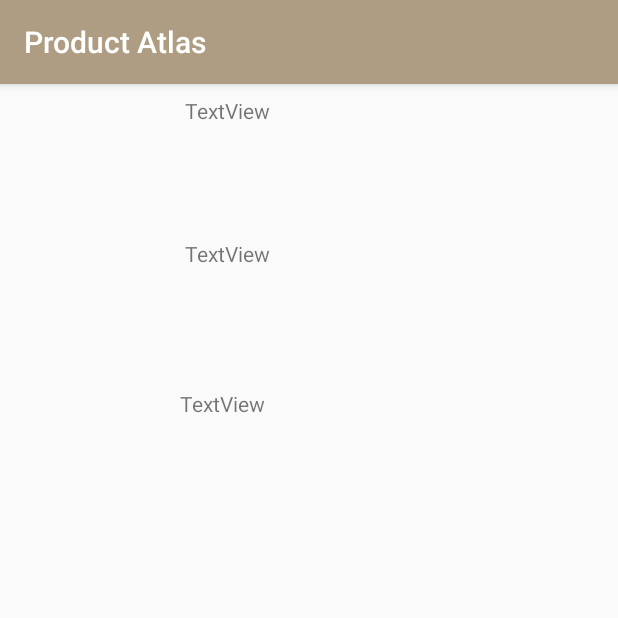
After one commit to iansinphi/ProductAtlas, an Android app: the infoScreen screen opened directly, with no data from a screen before it, on a phone screen of 412 x 824 dp, the top half of it. The commit adds this screen. Run offline under Robolectric (Android 15) with nearby library versions, the phone set to English and light mode, and no system bars; 6 statements that could not run were skipped.

Commit message:
I added Jesse's Info Screen. We cannot access it yet though until we get a blip to click to go to it.
I fixed the on-screen enter button so that it goes to the Inventory Screen upon tapping, from Main / the map screen.

```diff
--- a/app/build.gradle
+++ b/app/build.gradle
@@ -42,4 +42,5 @@ dependencies {
     implementation 'com.android.support:design:28.0.0'
 //    implementation 'com.android.support.constraint:constraint-layout:1.1.2'
     implementation 'com.miguelcatalan:materialsearchview:1.4.0'
+//    implementation 'com.google.code.gson:gson:2.6.2'
 }
--- a/app/src/main/AndroidManifest.xml
+++ b/app/src/main/AndroidManifest.xml
@@ -16,6 +16,8 @@ package="com.example.productatlas">
             android:name="android.support.PARENT_ACTIVITY"
             android:value="com.example.productatlas.MainActivity" />
     </activity>
+
+    <activity android:name=".infoScreen" />
 
     <activity android:name=".MainActivity">
         <intent-filter>
--- a/app/src/main/java/com/example/productatlas/Inventory.java
+++ b/app/src/main/java/com/example/productatlas/Inventory.java
@@ -4,6 +4,8 @@ import android.support.v7.app.AppCompatActivity;
 import android.os.Bundle;
 import android.util.Log;
 import android.widget.TextView;
+
+//import com.google.gson.Gson;
 
 public class Inventory extends AppCompatActivity {
 
@@ -19,6 +21,8 @@ public class Inventory extends AppCompatActivity {
             String queryType = b.getString("queryType");
             String categoryQuery = null;
             String itemQuery = null;
+
+//            DBHandler dbHandler = new Gson().fromJson("DBHandler", DBHandler.class);
 
             //If user selected item in the Search by Category Screen. This means the query is a
             //preselected category, which should automatically contain at least one item in the
--- /dev/null
+++ b/app/src/main/java/com/example/productatlas/infoScreen.java
@@ -0,0 +1,51 @@
+package com.example.productatlas;
+
+import android.os.Bundle;
+import android.support.v7.app.AppCompatActivity;
+import android.util.Log;
+import android.widget.TextView;
+
+public class infoScreen extends AppCompatActivity {
+
+
+    @Override
+    protected void onCreate(Bundle savedInstanceState) {
+        super.onCreate(savedInstanceState);
+        setContentView(R.layout.activity_info_screen);
+
+        String itemName;
+        String price;
+        String quantity;
+        String type;
+
+        Bundle extras = getIntent().getExtras();
+
+        String[] itemInfo = extras.getStringArray("itemInfo");
+
+        for(String item:itemInfo){
+            Log.i("infoScreen", String.valueOf(item));
+
+            if (itemInfo[0] == item){
+                itemName = item;
+                TextView firstNameView = (TextView) findViewById(R.id.nameView);
+                firstNameView.setText("Name of Item: " + itemName);
+            }
+            else if (itemInfo[1] == item){
+                price = item;
+                TextView lastNameView = (TextView) findViewById(R.id.priceView);
+                lastNameView.setText("Price: " + price);
+            }
+            else if (itemInfo[2] == item){
+                quantity = item;
+                TextView lastNameView = (TextView) findViewById(R.id.quantityView);
+                lastNameView.setText("Quantity: " + quantity);
+            }
+            else if (itemInfo[3] == item){
+                type = item;
+
+            }
+        }
+
+
+    }
+}
--- /dev/null
+++ b/app/src/main/res/layout/activity_info_screen.xml
@@ -0,0 +1,53 @@
+<?xml version="1.0" encoding="utf-8"?>
+<android.support.constraint.ConstraintLayout xmlns:android="http://schemas.android.com/apk/res/android"
+    xmlns:app="http://schemas.android.com/apk/res-auto"
+    xmlns:tools="http://schemas.android.com/tools"
+    android:layout_width="match_parent"
+    android:layout_height="match_parent"
+    tools:context=".infoScreen">
+
+    <TextView
+        android:id="@+id/nameView"
+        android:layout_width="166dp"
+        android:layout_height="19dp"
+        android:layout_marginStart="8dp"
+        android:layout_marginLeft="8dp"
+        android:layout_marginTop="8dp"
+        android:layout_marginEnd="8dp"
+        android:layout_marginRight="8dp"
+        android:text="TextView"
+        app:layout_constraintEnd_toEndOf="parent"
+        app:layout_constraintStart_toStartOf="parent"
+        app:layout_constraintTop_toTopOf="parent" />
+
+    <TextView
+        android:id="@+id/priceView"
+        android:layout_width="162dp"
+        android:layout_height="24dp"
+        android:layout_marginStart="8dp"
+        android:layout_marginLeft="8dp"
+        android:layout_marginTop="76dp"
+        android:layout_marginEnd="8dp"
+        android:layout_marginRight="8dp"
+        android:text="TextView"
+        app:layout_constraintEnd_toEndOf="parent"
+        app:layout_constraintHorizontal_bias="0.493"
+        app:layout_constraintStart_toStartOf="parent"
+        app:layout_constraintTop_toBottomOf="@+id/nameView" />
+
+    <TextView
+        android:id="@+id/quantityView"
+        android:layout_width="172dp"
+        android:layout_height="25dp"
+        android:layout_marginStart="8dp"
+        android:layout_marginLeft="8dp"
+        android:layout_marginTop="76dp"
+        android:layout_marginEnd="8dp"
+        android:layout_marginRight="8dp"
+        android:text="TextView"
+        app:layout_constraintEnd_toEndOf="parent"
+        app:layout_constraintStart_toStartOf="parent"
+        app:layout_constraintTop_toBottomOf="@+id/priceView" />
+
+
+</android.support.constraint.ConstraintLayout>
--- a/app/src/main/res/layout/activity_main.xml
+++ b/app/src/main/res/layout/activity_main.xml
@@ -44,6 +44,8 @@
             android:layout_height="wrap_content">
 
             <android.support.design.widget.TextInputEditText
+                android:imeOptions="actionSearch"
+                android:inputType="text"
                 android:id="@+id/textInputEditText"
                 android:layout_width="match_parent"
                 android:layout_height="wrap_content"
```
Also changed, not shown: app/src/main/java/com/example/productatlas/MainActivity.java (+27 -1 lines).
